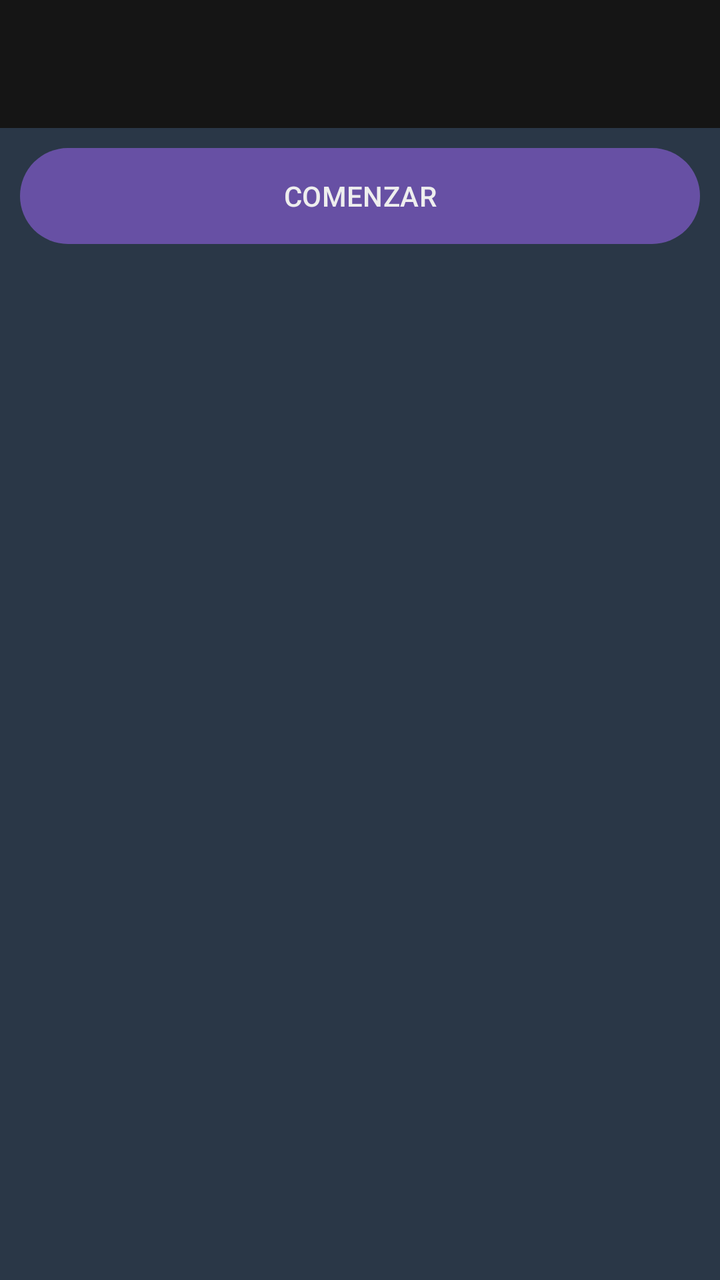
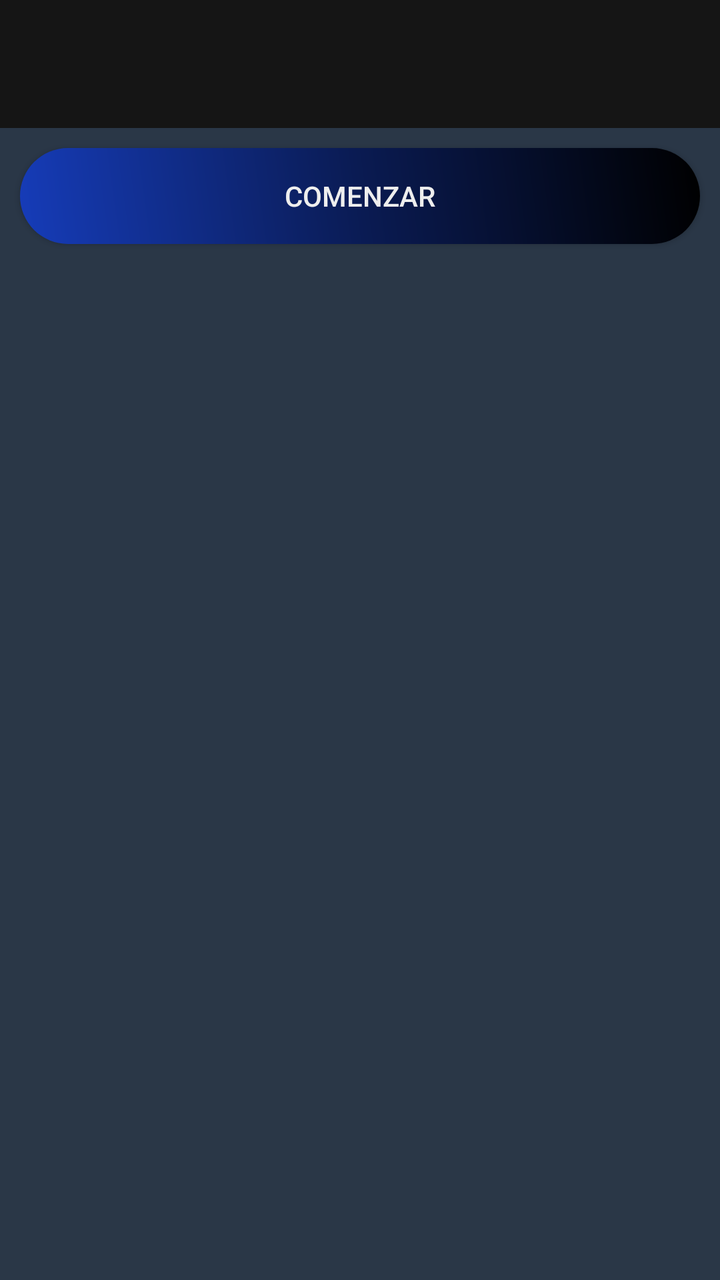

Screens rendered from an Android XML layout before and after an edit, with the pre-edit source and the edit as a unified diff.
<!-- AndroidManifest.xml: application theme Theme.GymApp -->
<!-- res/layout/activity_new.xml -->
<LinearLayout xmlns:android="http://schemas.android.com/apk/res/android"
    android:layout_width="match_parent"
    android:layout_height="match_parent"
    android:orientation="vertical"
    android:background="#2A3747"
    android:fitsSystemWindows="true">

    <androidx.appcompat.widget.Toolbar
        android:id="@+id/toolbar"
        android:layout_width="match_parent"
        android:layout_height="?attr/actionBarSize"
        android:background="#151515"
        android:theme="@style/ThemeOverlay.AppCompat.Dark.ActionBar"
        android:popupTheme="@style/ThemeOverlay.AppCompat.Light">

        <TextView
            android:id="@+id/toolbar_title"
            android:layout_width="wrap_content"
            android:layout_height="wrap_content"
            android:layout_gravity="center"
            android:textColor="#EEEEEE"
            android:textSize="20sp"
            android:textStyle="bold" />
    </androidx.appcompat.widget.Toolbar>

    <Button
        android:id="@+id/buttonChronometer"
        android:layout_width="fill_parent"
        android:layout_height="wrap_content"
        android:layout_margin="10.0dp"
        android:background="@drawable/btn"
        android:text="Comenzar"
        android:textAllCaps="true"
        android:textColor="#EEEEEE" />

    <LinearLayout
        android:layout_width="fill_parent"
        android:layout_height="fill_parent"
        android:layout_weight="1.0"
        android:orientation="vertical">

        <ScrollView
            android:layout_width="fill_parent"
            android:layout_height="fill_parent"
            android:layout_weight="1.0"
            android:scrollbars="none">

            <LinearLayout
                android:id="@+id/layoutExercises"
                android:layout_width="fill_parent"
                android:layout_height="fill_parent"
                android:orientation="vertical">
            </LinearLayout>

        </ScrollView>
    </LinearLayout>
</LinearLayout>
<!-- resources referenced by this layout -->
<resources>
  <!-- drawable btn (drawable) -->
  <?xml version="1.0" encoding="utf-8"?>
  <shape xmlns:android="http://schemas.android.com/apk/res/android"
      android:shape="rectangle">
  
     <corners android:radius="50.0dp" />
      <gradient
          android:angle="45"
          android:centerColor="#C73659"
          android:startColor="#A91D3A"
          android:endColor="#A91D3A"
          android:type="linear"
          />
      <padding
          android:left="0dp"
          android:top="0dp"
          android:right="0dp"
          android:bottom="0dp"
          />
  
      <size
          android:width="30dp"
          android:height="25dp"
  
          />
  </shape>
  <style name="Theme.GymApp" parent="Base.Theme.GymApp" />
  <style name="Base.Theme.GymApp" parent="Theme.Material3.DayNight.NoActionBar">
          
          
      </style>
</resources>

<!-- the commit's change to res/layout/activity_new.xml (unified diff, before → after) -->
@@ -23,7 +23,7 @@
             android:textStyle="bold" />
     </androidx.appcompat.widget.Toolbar>
 
-    <Button
+    <androidx.appcompat.widget.AppCompatButton
         android:id="@+id/buttonChronometer"
         android:layout_width="fill_parent"
         android:layout_height="wrap_content"
<!-- resource entries referenced after the edit -->
@@ -1,30 +1,21 @@
 <!-- resources referenced by this layout -->
 <resources>
   <!-- drawable btn (drawable) -->
-  <?xml version="1.0" encoding="utf-8"?>
   <shape xmlns:android="http://schemas.android.com/apk/res/android"
       android:shape="rectangle">
   
-     <corners android:radius="50.0dp" />
+      <corners android:radius="50dp" />
       <gradient
           android:angle="45"
-          android:centerColor="#C73659"
-          android:startColor="#A91D3A"
-          android:endColor="#A91D3A"
-          android:type="linear"
-          />
+          android:centerColor="#0A1B53"
+          android:startColor="#163CB9"
+          android:endColor="#000000"
+          android:type="linear" />
       <padding
           android:left="0dp"
           android:top="0dp"
           android:right="0dp"
-          android:bottom="0dp"
-          />
-  
-      <size
-          android:width="30dp"
-          android:height="25dp"
-  
-          />
+          android:bottom="0dp" />
   </shape>
   <style name="Theme.GymApp" parent="Base.Theme.GymApp" />
   <style name="Base.Theme.GymApp" parent="Theme.Material3.DayNight.NoActionBar">
